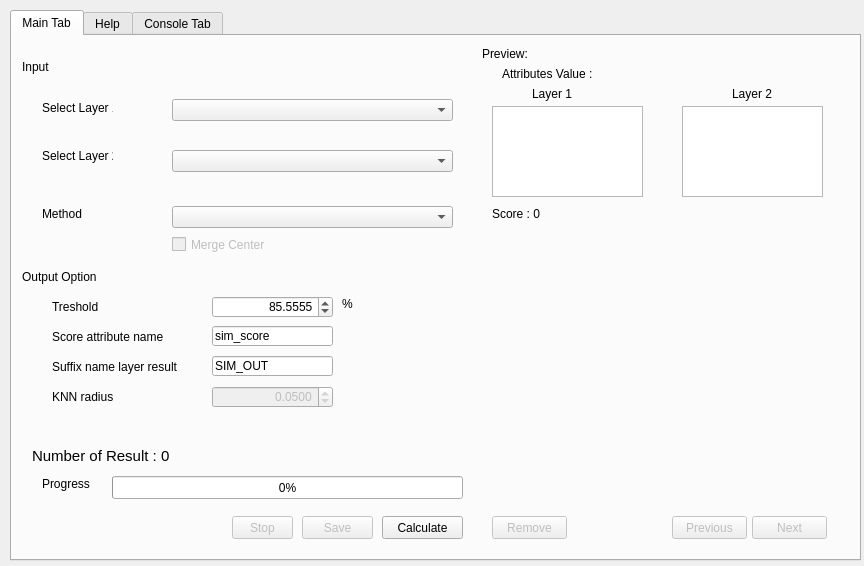
Old version of the form similarity_plugin_dialog_base.ui in the repository panickspa/SimilarityPlugin.
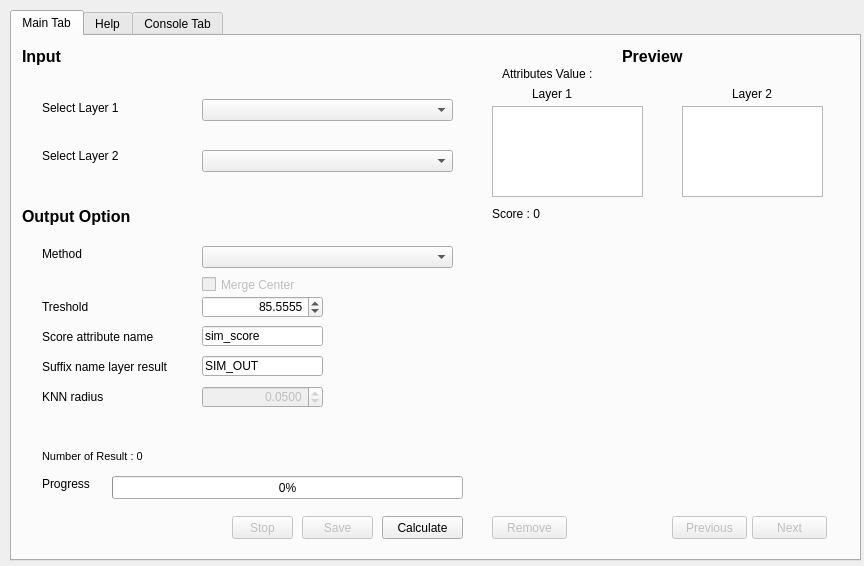
New version of the form. Custom widgets are drawn as their Qt base class.

The edit to the form file:
```diff
--- a/similarity_plugin_dialog_base.ui
+++ b/similarity_plugin_dialog_base.ui
@@ -86,9 +86,9 @@
     <widget class="QComboBox" name="methodComboBox">
      <property name="geometry">
       <rect>
-       <x>160</x>
-       <y>170</y>
-       <width>281</width>
+       <x>190</x>
+       <y>210</y>
+       <width>251</width>
        <height>22</height>
       </rect>
      </property>
@@ -155,11 +155,18 @@
      <property name="geometry">
       <rect>
        <x>10</x>
-       <y>20</y>
-       <width>91</width>
+       <y>10</y>
+       <width>131</width>
        <height>21</height>
       </rect>
      </property>
+     <property name="font">
+      <font>
+       <pointsize>12</pointsize>
+       <weight>75</weight>
+       <bold>true</bold>
+      </font>
+     </property>
      <property name="text">
       <string>Input</string>
      </property>
@@ -169,7 +176,7 @@
       <rect>
        <x>30</x>
        <y>50</y>
-       <width>71</width>
+       <width>151</width>
        <height>91</height>
       </rect>
      </property>
@@ -222,9 +229,9 @@
     <widget class="QWidget" name="verticalLayoutWidget">
      <property name="geometry">
       <rect>
-       <x>160</x>
+       <x>190</x>
        <y>40</y>
-       <width>281</width>
+       <width>251</width>
        <height>119</height>
       </rect>
      </property>
@@ -258,7 +265,7 @@
      <property name="geometry">
       <rect>
        <x>30</x>
-       <y>170</y>
+       <y>210</y>
        <width>71</width>
        <height>16</height>
       </rect>
@@ -289,9 +296,9 @@
      </property>
      <property name="geometry">
       <rect>
-       <x>160</x>
-       <y>200</y>
-       <width>281</width>
+       <x>190</x>
+       <y>240</y>
+       <width>241</width>
        <height>17</height>
       </rect>
      </property>
@@ -302,23 +309,10 @@
       <bool>false</bool>
      </property>
     </widget>
-    <widget class="QLabel" name="labelOutOption">
-     <property name="geometry">
-      <rect>
-       <x>10</x>
-       <y>220</y>
-       <width>91</width>
-       <height>41</height>
-      </rect>
-     </property>
-     <property name="text">
-      <string>Output Option</string>
-     </property>
-    </widget>
     <widget class="QLabel" name="percentLabel">
      <property name="geometry">
       <rect>
-       <x>330</x>
+       <x>300</x>
        <y>260</y>
        <width>21</width>
        <height>16</height>
@@ -331,7 +325,7 @@
     <widget class="QLabel" name="labelOutOption_2">
      <property name="geometry">
       <rect>
-       <x>40</x>
+       <x>30</x>
        <y>250</y>
        <width>91</width>
        <height>41</height>
@@ -344,7 +338,7 @@
     <widget class="QLineEdit" name="attrOutLineEdit">
      <property name="geometry">
       <rect>
-       <x>200</x>
+       <x>190</x>
        <y>290</y>
        <width>121</width>
        <height>20</height>
@@ -357,7 +351,7 @@
     <widget class="QLabel" name="labelOutOption_9">
      <property name="geometry">
       <rect>
-       <x>40</x>
+       <x>30</x>
        <y>290</y>
        <width>111</width>
        <height>21</height>
@@ -370,7 +364,7 @@
     <widget class="QDoubleSpinBox" name="lineEditTreshold">
      <property name="geometry">
       <rect>
-       <x>200</x>
+       <x>190</x>
        <y>260</y>
        <width>121</width>
        <height>22</height>
@@ -392,7 +386,7 @@
     <widget class="QLabel" name="labelOutOption_10">
      <property name="geometry">
       <rect>
-       <x>40</x>
+       <x>30</x>
        <y>320</y>
        <width>131</width>
        <height>21</height>
@@ -405,7 +399,7 @@
     <widget class="QLineEdit" name="sufLineEdit">
      <property name="geometry">
       <rect>
-       <x>200</x>
+       <x>190</x>
        <y>320</y>
        <width>121</width>
        <height>20</height>
@@ -418,15 +412,15 @@
     <widget class="QLabel" name="counterLabel">
      <property name="geometry">
       <rect>
-       <x>20</x>
+       <x>30</x>
        <y>410</y>
-       <width>431</width>
+       <width>421</width>
        <height>20</height>
       </rect>
      </property>
      <property name="font">
       <font>
-       <pointsize>11</pointsize>
+       <pointsize>8</pointsize>
       </font>
      </property>
      <property name="text">
@@ -452,7 +446,7 @@
     <widget class="QLabel" name="labelOutOption_11">
      <property name="geometry">
       <rect>
-       <x>40</x>
+       <x>30</x>
        <y>350</y>
        <width>111</width>
        <height>21</height>
@@ -468,7 +462,7 @@
      </property>
      <property name="geometry">
       <rect>
-       <x>200</x>
+       <x>190</x>
        <y>350</y>
        <width>121</width>
        <height>22</height>
@@ -535,14 +529,21 @@
     <widget class="QLabel" name="label_8">
      <property name="geometry">
       <rect>
-       <x>470</x>
+       <x>610</x>
        <y>10</y>
-       <width>101</width>
-       <height>16</height>
+       <width>71</width>
+       <height>21</height>
       </rect>
      </property>
+     <property name="font">
+      <font>
+       <pointsize>12</pointsize>
+       <weight>75</weight>
+       <bold>true</bold>
+      </font>
+     </property>
      <property name="text">
-      <string>Preview:</string>
+      <string>Preview</string>
      </property>
     </widget>
     <widget class="QLabel" name="eventLabel">
@@ -558,6 +559,26 @@
       <string/>
      </property>
     </widget>
+    <widget class="QLabel" name="labelOutOption">
+     <property name="geometry">
+      <rect>
+       <x>10</x>
+       <y>160</y>
+       <width>161</width>
+       <height>41</height>
+      </rect>
+     </property>
+     <property name="font">
+      <font>
+       <pointsize>12</pointsize>
+       <weight>75</weight>
+       <bold>true</bold>
+      </font>
+     </property>
+     <property name="text">
+      <string>Output Option</string>
+     </property>
+    </widget>
    </widget>
    <widget class="QWidget" name="helpTab">
     <attribute name="title">
```
